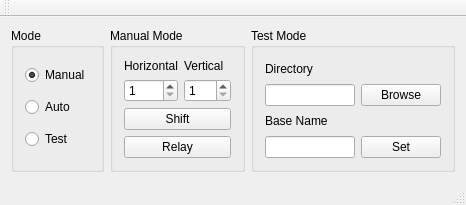
This is Desktop/MSVC/Dashboard/Dashboard/mainwindow.ui in sky-mart/xray as Qt 5 draws it before an edit. The edited form follows.
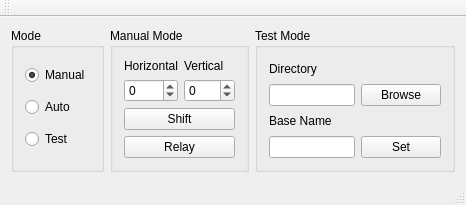
This is the edited form.

```diff
--- a/Desktop/MSVC/Dashboard/Dashboard/mainwindow.ui
+++ b/Desktop/MSVC/Dashboard/Dashboard/mainwindow.ui
@@ -68,7 +68,7 @@
            <item>
             <widget class="QSpinBox" name="horSpin">
              <property name="minimum">
-              <number>1</number>
+              <number>-200</number>
              </property>
              <property name="maximum">
               <number>200</number>
@@ -89,7 +89,7 @@
            <item>
             <widget class="QSpinBox" name="verSpin">
              <property name="minimum">
-              <number>1</number>
+              <number>-200</number>
              </property>
              <property name="maximum">
               <number>200</number>
```
